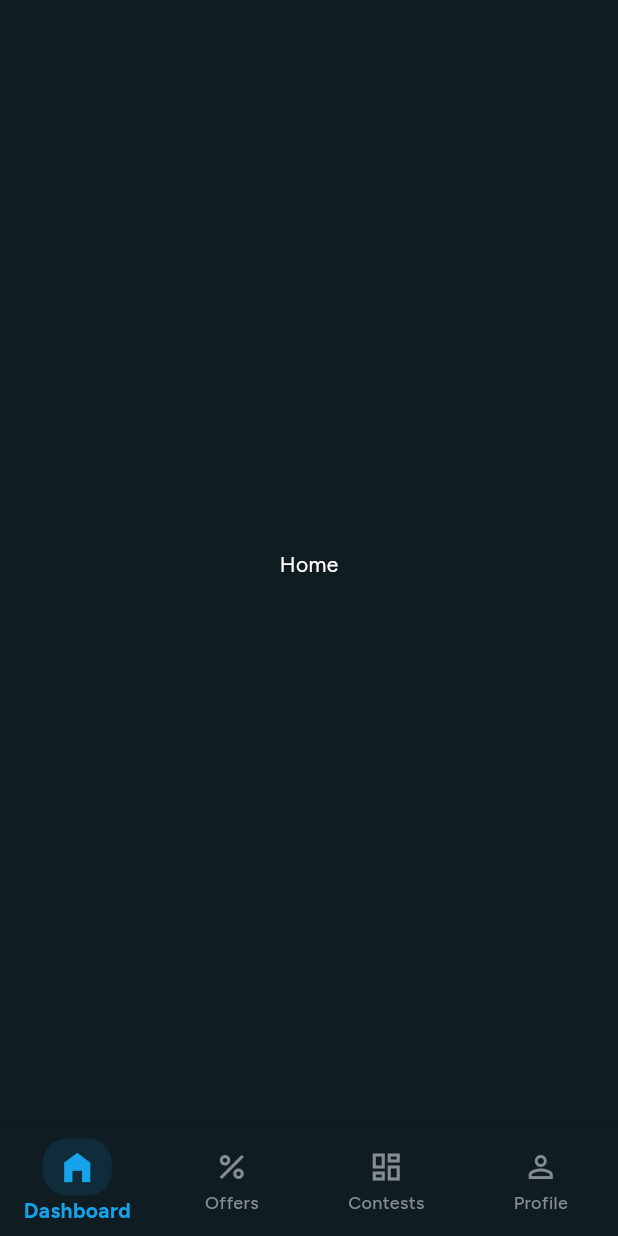
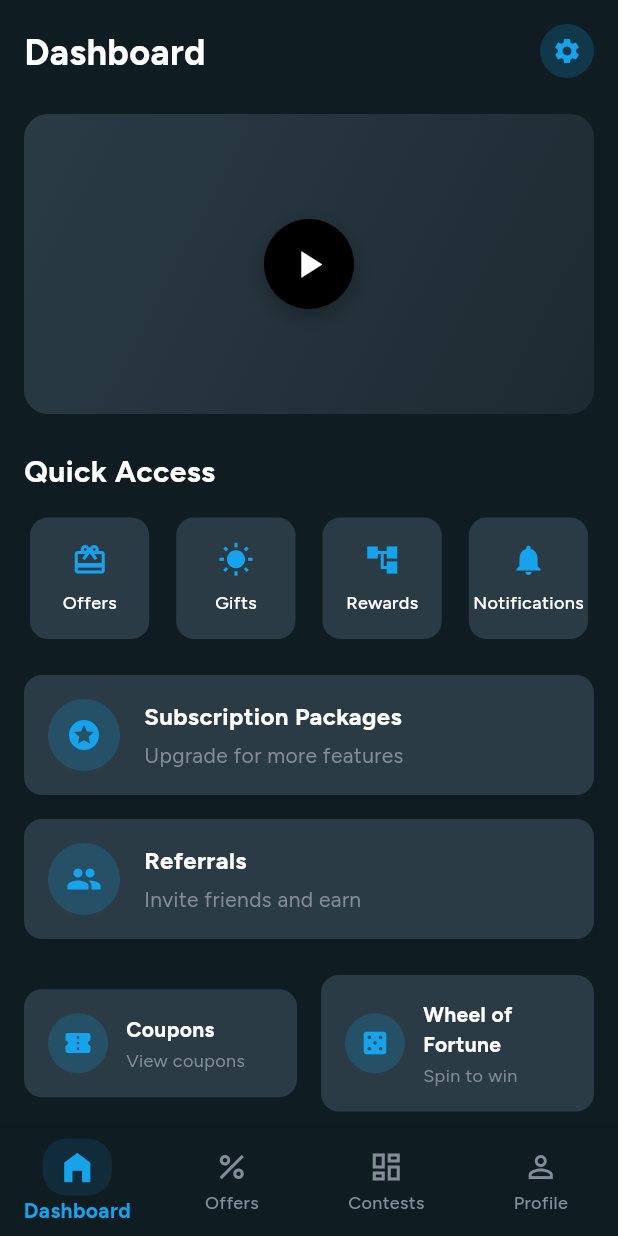
Before and after one commit to SherazAli-67/flixbit, a Flutter app: the HomePage screen opened by its route, on a phone screen of 412 x 824 dp. Run offline on Flutter 3.47's test engine with Material 3 defaults, Android fonts, the phone set to English and light mode, and no system bars; our stand-ins replace cloud_firestore, firebase_auth, firebase_core, firebase_storage, flutter_svg, go_router and 1 more; accounts and stored records are empty.

Commit message:
UI Development
1. Dashboard UI Completed

```diff
--- a/lib/src/features/home_page.dart
+++ /dev/null
@@ -1,13 +0,0 @@
-import 'package:flutter/material.dart';
-
-class HomePage extends StatelessWidget{
-  const HomePage({super.key});
-
-  @override
-  Widget build(BuildContext context) {
-    return const Scaffold(
-      body: SafeArea(child: Center(child: Text('Home'))),
-    );
-  }
-
-}
--- /dev/null
+++ b/lib/src/features/main_menu/dashboard_flow/dashboard_page.dart
@@ -0,0 +1,300 @@
+import 'package:flutter/material.dart';
+import '../../../res/app_colors.dart';
+
+class HomePage extends StatelessWidget {
+  const HomePage({super.key});
+
+  @override
+  Widget build(BuildContext context) {
+    return Scaffold(
+      backgroundColor: AppColors.darkBgColor,
+      body: SafeArea(
+        child: SingleChildScrollView(
+          child: Padding(
+            padding: const EdgeInsets.all(16.0),
+            child: Column(
+              crossAxisAlignment: CrossAxisAlignment.start,
+              spacing: 24,
+              children: [
+                // Top Bar
+                _buildTopBar(),
+
+                // Media Section
+                _buildMediaSection(),
+
+                // Quick Access Section
+                _buildQuickAccessSection(),
+
+                // List Cards Section
+                _buildListCardsSection(),
+
+                // Bottom Cards Section
+                _buildBottomCardsSection(),
+              ],
+            ),
+          ),
+        ),
+      ),
+    );
+  }
+
+  Widget _buildTopBar() {
+    return Row(
+      mainAxisAlignment: MainAxisAlignment.spaceBetween,
+      children: [
+        const Text(
+          'Dashboard',
+          style: TextStyle(
+            fontSize: 24,
+            fontWeight: FontWeight.w700,
+            color: Colors.white,
+            fontFamily: 'Figtree',
+          ),
+        ),
+        Container(
+          padding: const EdgeInsets.all(8),
+          decoration: BoxDecoration(
+            color: AppColors.primaryColor.withValues(alpha: 0.2),
+            // border: Border.all(color: AppColors.primaryColor, width: 1),
+            shape: BoxShape.circle,
+          ),
+          child: Icon(
+            Icons.settings,
+            color: AppColors.primaryColor,
+            size: 20,
+          ),
+        ),
+      ],
+    );
+  }
+
+  Widget _buildMediaSection() {
+    return Container(
+      height: 200,
+      width: double.infinity,
+      decoration: BoxDecoration(
+        borderRadius: BorderRadius.circular(16),
+        gradient: const LinearGradient(
+          colors: [Color(0xff2a3b45), Color(0xff1e2a32)],
+          begin: Alignment.topLeft,
+          end: Alignment.bottomRight,
+        ),
+      ),
+      child: Center(
+        child: Container(
+          width: 60,
+          height: 60,
+          decoration: BoxDecoration(
+            color: Colors.black,
+            shape: BoxShape.circle,
+            boxShadow: [
+              BoxShadow(
+                color: Colors.black.withOpacity(0.3),
+                blurRadius: 10,
+                offset: const Offset(0, 4),
+              ),
+            ],
+          ),
+          child: const Icon(
+            Icons.play_arrow,
+            color: Colors.white,
+            size: 30,
+          ),
+        ),
+      ),
+    );
+  }
+
+  Widget _buildQuickAccessSection() {
+    return Column(
+      crossAxisAlignment: CrossAxisAlignment.start,
+      children: [
+        const Text(
+          'Quick Access',
+          style: TextStyle(
+            fontSize: 20,
+            fontWeight: FontWeight.w700,
+            color: Colors.white,
+          ),
+        ),
+        const SizedBox(height: 16),
+        Row(
+          mainAxisAlignment: MainAxisAlignment.spaceBetween,
+          spacing: 10,
+          children: [
+            _buildQuickAccessButton(Icons.card_giftcard, 'Offers'),
+            _buildQuickAccessButton(Icons.wb_sunny, 'Gifts'),
+            _buildQuickAccessButton(Icons.account_tree, 'Rewards'),
+            _buildQuickAccessButton(Icons.notifications, 'Notifications'),
+          ],
+        ),
+      ],
+    );
+  }
+
+  Widget _buildQuickAccessButton(IconData icon, String label) {
+    return Expanded(
+      child: Padding(
+        padding: const EdgeInsets.symmetric(horizontal: 4),
+        child: Container(
+          padding: const EdgeInsets.symmetric(vertical: 16),
+          decoration: BoxDecoration(
+            color: const Color(0xff2a3b45),
+            borderRadius: BorderRadius.circular(12),
+          ),
+          child: Column(
+            children: [
+              Icon(
+                icon,
+                color: AppColors.primaryColor,
+                size: 24,
+              ),
+              const SizedBox(height: 8),
+              Text(
+                label,
+                style: const TextStyle(
+                  color: Colors.white,
+                  fontSize: 12,
+                  fontWeight: FontWeight.w500,
+                  fontFamily: 'Figtree',
+                ),
+              ),
+            ],
+          ),
+        ),
+      ),
+    );
+  }
+
+  Widget _buildListCardsSection() {
+    return Column(
+      children: [
+        _buildListCard(Icons.stars, 'Subscription Packages', 'Upgrade for more features'),
+        const SizedBox(height: 16),
+        _buildListCard(Icons.people, 'Referrals', 'Invite friends and earn'),
+      ],
+    );
+  }
+
+  Widget _buildListCard(IconData icon, String title, String subtitle) {
+    return Container(
+      width: double.infinity,
+      padding: const EdgeInsets.all(16),
+      decoration: BoxDecoration(
+        color: const Color(0xff2a3b45),
+        borderRadius: BorderRadius.circular(12),
+      ),
+      child: Row(
+        children: [
+          Container(
+            width: 48,
+            height: 48,
+            decoration: BoxDecoration(
+              color: AppColors.primaryColor.withValues(alpha: 0.2),
+              borderRadius: BorderRadius.circular(24),
+            ),
+            child: Icon(
+              icon,
+              color: AppColors.primaryColor,
+              size: 24,
+            ),
+          ),
+          const SizedBox(width: 16),
+          Expanded(
+            child: Column(
+              crossAxisAlignment: CrossAxisAlignment.start,
+              children: [
+                Text(
+                  title,
+                  style: const TextStyle(
+                    color: Colors.white,
+                    fontSize: 16,
+                    fontWeight: FontWeight.w700,
+                  ),
+                ),
+                const SizedBox(height: 4),
+                Text(
+                  subtitle,
+                  style: const TextStyle(
+                    color: Color(0xff838c97),
+                    fontSize: 14,
+                    fontWeight: FontWeight.w400,
+                  ),
+                ),
+              ],
+            ),
+          ),
+        ],
+      ),
+    );
+  }
+
+  Widget _buildBottomCardsSection() {
+    return Row(
+      children: [
+        Expanded(
+          child: _buildBottomCard(Icons.confirmation_number, 'Coupons', 'View coupons'),
+        ),
+        const SizedBox(width: 16),
+        Expanded(
+          child: _buildBottomCard(Icons.casino, 'Wheel of Fortune', 'Spin to win'),
+        ),
+      ],
+    );
+  }
+
+  Widget _buildBottomCard(IconData icon, String title, String subtitle) {
+    return Container(
+      padding: const EdgeInsets.all(16),
+      decoration: BoxDecoration(
+        color: const Color(0xff2a3b45),
+        borderRadius: BorderRadius.circular(12),
+      ),
+      child: Row(
+        children: [
+          Container(
+            width: 40,
+            height: 40,
+            decoration: BoxDecoration(
+              color: AppColors.primaryColor.withOpacity(0.2),
+              borderRadius: BorderRadius.circular(20),
+            ),
+            child: Icon(
+              icon,
+              color: AppColors.primaryColor,
+              size: 20,
+            ),
+          ),
+          const SizedBox(width: 12),
+          Expanded(
+            child: Column(
+              crossAxisAlignment: CrossAxisAlignment.start,
+              children: [
+                Text(
+                  title,
+                  style: const TextStyle(
+                    color: Colors.white,
+                    fontSize: 14,
+                    fontWeight: FontWeight.w700,
+                    fontFamily: 'Figtree',
+                  ),
+                ),
+                const SizedBox(height: 2),
+                Text(
+                  subtitle,
+                  style: const TextStyle(
+                    color: Color(0xff838c97),
+                    fontSize: 12,
+                    fontWeight: FontWeight.w400,
+                    fontFamily: 'Figtree',
+                  ),
+                ),
+              ],
+            ),
+          ),
+        ],
+      ),
+    );
+  }
+
+}
```
Also changed, not shown: lib/src/routes/app_router.dart (+4 -4 lines), lib/src/features/main_menu/offers_page.dart (renamed from lib/src/features/offers_page.dart), lib/src/features/main_menu/profile_page.dart (renamed from lib/src/features/profile_page.dart), lib/src/features/main_menu/wallet_page.dart (renamed from lib/src/features/wallet_page.dart).
